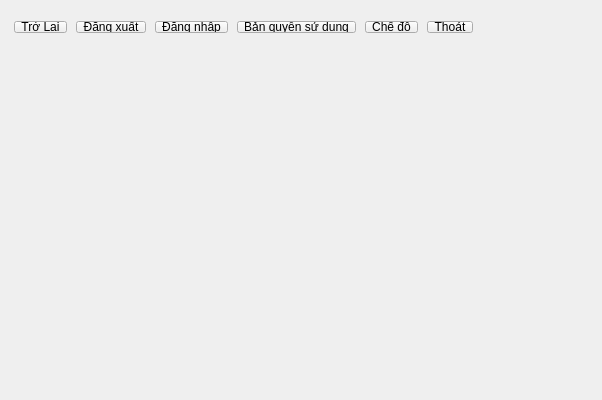
Before: the Qt Designer form ManageEmployee/Navbar.ui in PeZoi/Manage_Employee_App, drawn with Qt 5.
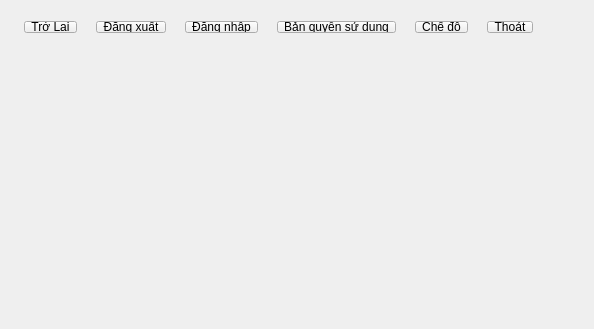
After: the same form once the commit is applied.

Diff of the .ui file:
```diff
--- a/ManageEmployee/Navbar.ui
+++ b/ManageEmployee/Navbar.ui
@@ -6,8 +6,8 @@
    <rect>
     <x>0</x>
     <y>0</y>
-    <width>602</width>
-    <height>400</height>
+    <width>594</width>
+    <height>329</height>
    </rect>
   </property>
   <property name="windowTitle">
@@ -18,7 +18,7 @@
     <rect>
      <x>0</x>
      <y>10</y>
-     <width>493</width>
+     <width>562</width>
      <height>34</height>
     </rect>
    </property>
```
